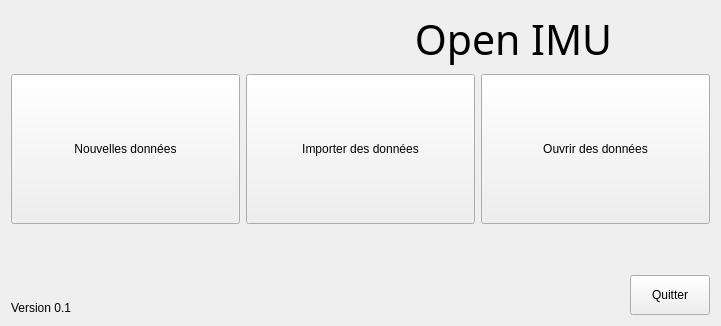
Before: the Qt Designer form python/resources/ui/StartDialog.ui in introlab/OpenIMU, drawn with Qt 5.
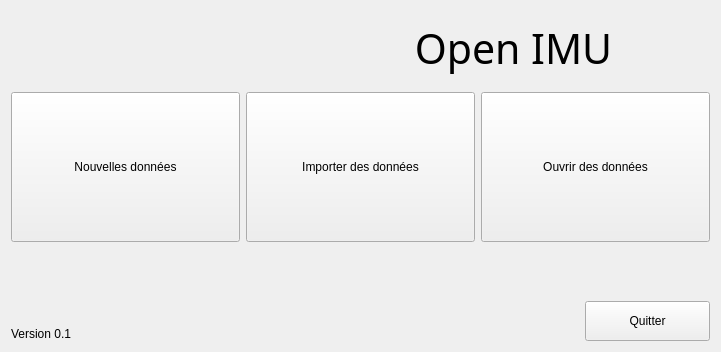
After: the same form once the commit is applied. Icons and pictures are not drawn.

The edit to the form file:
```diff
--- a/python/resources/ui/StartDialog.ui
+++ b/python/resources/ui/StartDialog.ui
@@ -10,14 +10,18 @@
     <x>0</x>
     <y>0</y>
     <width>721</width>
-    <height>326</height>
+    <height>352</height>
    </rect>
   </property>
   <property name="windowTitle">
    <string>OpenIMU - Démarrage</string>
   </property>
+  <property name="styleSheet">
+   <string notr="true"/>
+  </property>
   <layout class="QVBoxLayout" name="verticalLayout">
    <item>
+    <widget class="QFrame" name="frameTitle">
     <layout class="QHBoxLayout" name="horizontalLayout">
      <item>
       <widget class="QLabel" name="lblIntrolab">
@@ -61,6 +65,7 @@
       </widget>
      </item>
     </layout>
+    </widget>
    </item>
    <item>
     <layout class="QHBoxLayout" name="horizontalLayout_2">
@@ -87,6 +92,9 @@
        <property name="cursor">
         <cursorShape>PointingHandCursor</cursorShape>
        </property>
+       <property name="autoFillBackground">
+        <bool>false</bool>
+       </property>
        <property name="text">
         <string>Nouvelles données</string>
        </property>
@@ -173,6 +181,9 @@
        <property name="autoDefault">
         <bool>false</bool>
        </property>
+       <property name="flat">
+        <bool>false</bool>
+       </property>
       </widget>
      </item>
     </layout>
@@ -223,15 +234,21 @@
      </item>
      <item>
       <widget class="QPushButton" name="btnQuit">
+       <property name="sizePolicy">
+        <sizepolicy hsizetype="Fixed" vsizetype="Fixed">
+         <horstretch>0</horstretch>
+         <verstretch>0</verstretch>
+        </sizepolicy>
+       </property>
        <property name="minimumSize">
         <size>
-         <width>0</width>
+         <width>125</width>
          <height>40</height>
         </size>
        </property>
        <property name="maximumSize">
         <size>
-         <width>100</width>
+         <width>150</width>
          <height>16777215</height>
         </size>
        </property>
```
Lines whose indentation alone changed are shown as unchanged.
